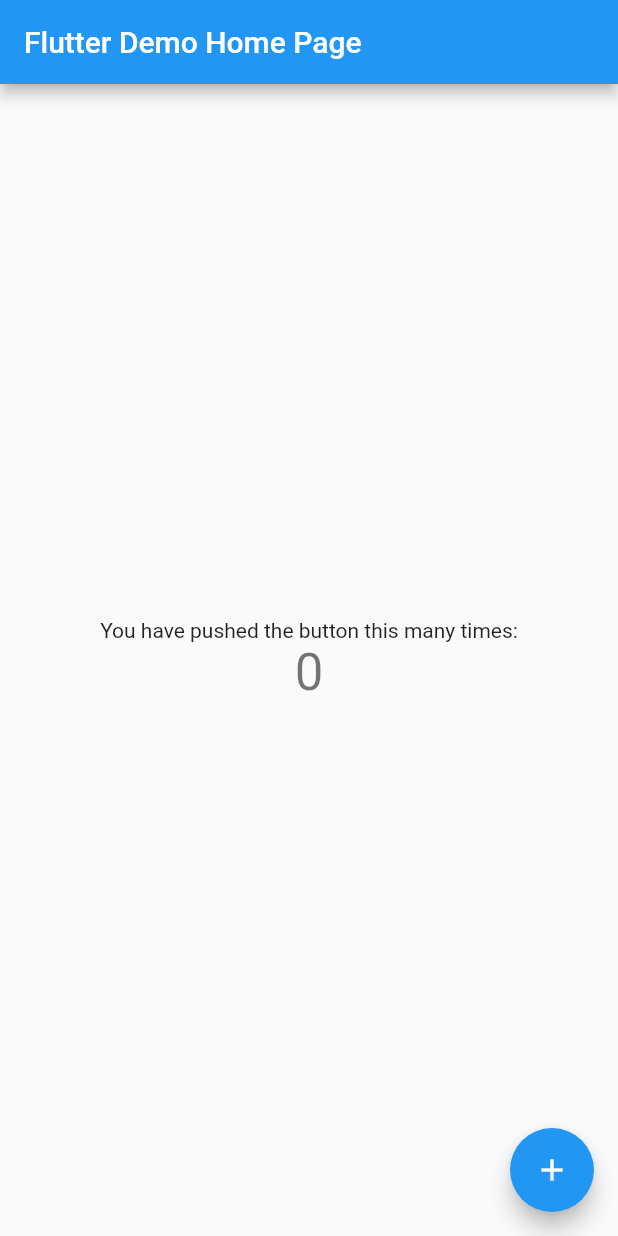
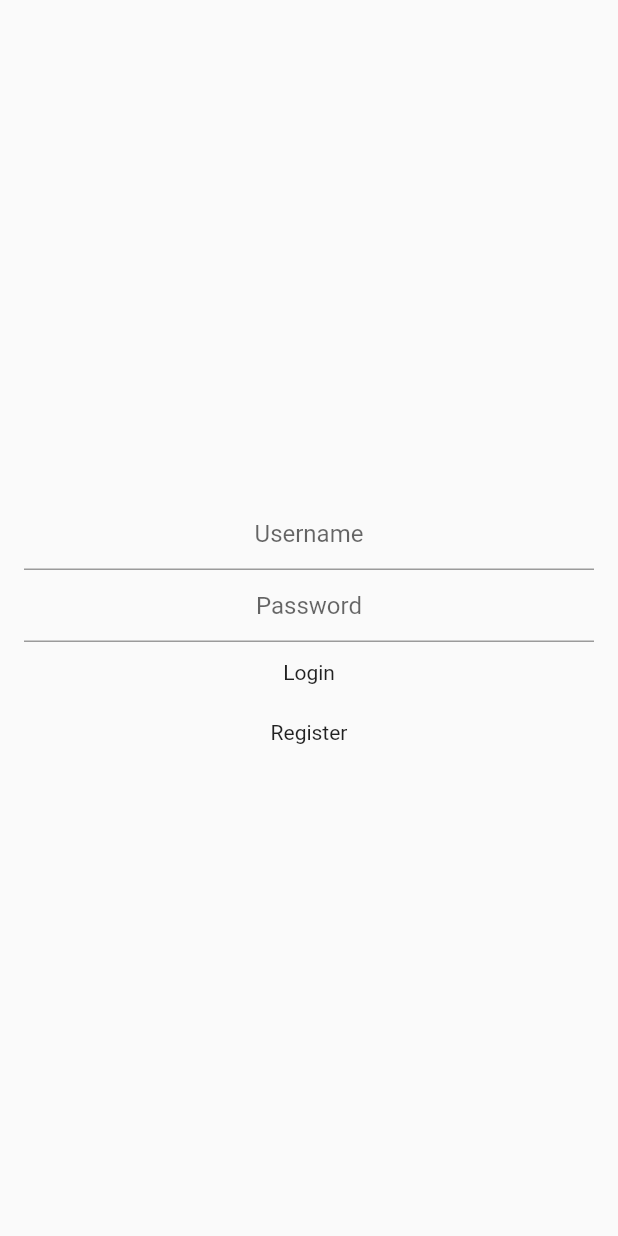
Before and after one commit to bluemediaapp/app, a Flutter app: the screen it shows after launch, on a phone screen of 412 x 824 dp. Run offline on Flutter 3.47's test engine with Material 2 defaults, Android fonts, the phone set to English and light mode, and no system bars; our stand-ins replace shared_preferences.

Commit message:
Feat: Basic login page

```diff
--- a/lib/login.dart
+++ b/lib/login.dart
@@ -0,0 +1,127 @@
+import 'package:flutter/material.dart';
+import 'package:bloo/api.dart' as api;
+
+
+class LoginPage extends StatefulWidget {
+    @override
+    _LoginState createState() {
+        return _LoginState();
+    }
+}
+
+class _LoginState extends State<LoginPage> {
+    String error = "";
+    bool allowedBadPassword = false;
+
+    // Controllers
+    final usernameController = new TextEditingController();
+    final passwordController = new TextEditingController();
+
+    @override
+    Widget build(BuildContext context) {
+        return Column(
+            mainAxisAlignment: MainAxisAlignment.center,
+            mainAxisSize: MainAxisSize.max,
+            children: <Widget>[
+                // Error text
+                Align(
+                    alignment: Alignment.centerLeft,
+                    child: Padding(
+                        padding: EdgeInsets.symmetric(horizontal: 16, vertical: 0),
+                        child: Text(
+                            error,
+                            style: const TextStyle(
+                                fontWeight: FontWeight.bold,
+                                color: Colors.red
+                            )
+                        )
+                    ),
+                ),
+                // Username and password
+                Padding(
+                    padding: EdgeInsets.symmetric(horizontal: 16, vertical: 0),
+                    child: TextField(
+                        controller: usernameController,
+                        textAlign: TextAlign.center,
+                        decoration: InputDecoration(
+                            border: UnderlineInputBorder(),
+                            hintText: "Username",
+                        )
+                    ),
+                ),
+                Padding(
+                    padding: EdgeInsets.symmetric(horizontal: 16, vertical: 0),
+                    child: TextField(
+                        controller: passwordController,
+                        textAlign: TextAlign.center,
+                        obscureText: true,
+                        decoration: InputDecoration(
+                            border: UnderlineInputBorder(),
+                            hintText: "Password",
+                        )
+                    ),
+                ),
+                // Login and signup buttons
+                InkWell(
+                    onTap: login,
+                    child: Padding(
+                        padding: EdgeInsets.symmetric(horizontal: 30, vertical: 12),
+                        child: Text("Login")
+                    )
+                ),
+                InkWell(
+                    onTap: register,
+                    child: Padding(
+                        padding: EdgeInsets.symmetric(horizontal: 30, vertical: 12),
+                        child: Text("Register")
+                    )
+                )
+
+
+            ]
+        );
+    }
+
+    void login() {
+
+    }
+    void saveToken(String token) {
+        SharedPreferences prefs = await SharedPreferences.getInstance();
+        await prefs.setString("token", token);
+    }
+    void register() {
+        var username = usernameController.text;
+        var password = passwordController.text;
+
+        if (isBadPassword(password) && !allowedBadPassword) {
+            setState(() {
+                allowedBadPassword = true;
+                error = "Password might be insecure. Press register again if you really want to do this.";
+            });
+            return;
+        }
+        print("Creating account!");
+        // TODO: Change to POST
+        api.rawRequest("GET", "/live/register", headers: {"username": username, "password": password}).then((res) {
+            print(res);
+        }).catchError((err) {
+            setState(() {
+                error = err;
+            });
+        });
+    }
+
+    bool isBadPassword(String password) {
+        if (password.length < 13) return true;
+        return false;
+    }
+
+    @override
+    void dispose() {
+        // Clean up the controller when the widget is removed from the
+        // widget tree.
+        usernameController.dispose();
+        passwordController.dispose();
+        super.dispose();
+    }
+}
--- a/lib/main.dart
+++ b/lib/main.dart
@@ -1,5 +1,6 @@
 import 'package:flutter/material.dart';
 import 'package:bloo/api.dart' as api;
+import 'package:bloo/login.dart';
 
 void main() {
   runApp(MyApp());
@@ -13,7 +14,8 @@ class MyApp extends StatelessWidget {
       theme: ThemeData(
        primarySwatch: Colors.blue,
       ),
-      home: MyHomePage(title: 'Flutter Demo Home Page'),
+      //home: MyHomePage(title: 'Flutter Demo Home Page'),
+      home: Scaffold(body: LoginPage()),
     );
   }
 }
```
Also changed, not shown: lib/api.dart (+7 -6 lines).
